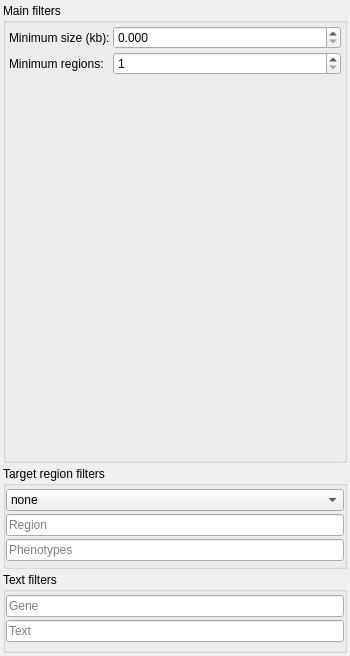
First picture: the form in src/GSvar/FilterWidgetCNV.ui, repository imgag/ngs-bits, before the edit.
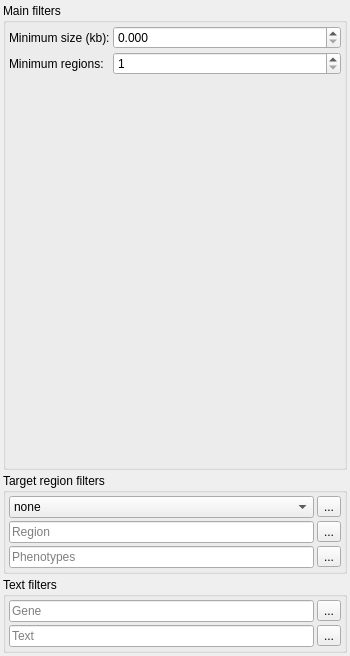
Second picture: the form after the edit. Custom widgets are drawn as their Qt base class.

```diff
--- a/src/GSvar/FilterWidgetCNV.ui
+++ b/src/GSvar/FilterWidgetCNV.ui
@@ -122,24 +122,24 @@
      <property name="flat">
       <bool>true</bool>
      </property>
-     <layout class="QVBoxLayout" name="verticalLayout_2">
-      <property name="spacing">
-       <number>3</number>
-      </property>
+     <layout class="QGridLayout" name="gridLayout">
       <property name="leftMargin">
-       <number>0</number>
+       <number>3</number>
       </property>
       <property name="topMargin">
        <number>3</number>
       </property>
       <property name="rightMargin">
-       <number>0</number>
+       <number>3</number>
       </property>
       <property name="bottomMargin">
-       <number>5</number>
+       <number>3</number>
       </property>
-      <item>
-       <widget class="QComboBox" name="rois">
+      <property name="spacing">
+       <number>3</number>
+      </property>
+      <item row="0" column="0">
+       <widget class="QComboBox" name="roi">
         <property name="contextMenuPolicy">
          <enum>Qt::CustomContextMenu</enum>
         </property>
@@ -159,7 +159,7 @@
         </item>
        </widget>
       </item>
-      <item>
+      <item row="1" column="0">
        <widget class="QLineEdit" name="region">
         <property name="contextMenuPolicy">
          <enum>Qt::CustomContextMenu</enum>
@@ -175,8 +175,8 @@
         </property>
        </widget>
       </item>
-      <item>
-       <widget class="ClickableLineEdit" name="hpo_terms">
+      <item row="2" column="0">
+       <widget class="ClickableLineEdit" name="hpo">
         <property name="contextMenuPolicy">
          <enum>Qt::CustomContextMenu</enum>
         </property>
@@ -194,6 +194,27 @@
         </property>
        </widget>
       </item>
+      <item row="0" column="1">
+       <widget class="QToolButton" name="roi_import">
+        <property name="text">
+         <string>...</string>
+        </property>
+       </widget>
+      </item>
+      <item row="1" column="1">
+       <widget class="QToolButton" name="region_import">
+        <property name="text">
+         <string>...</string>
+        </property>
+       </widget>
+      </item>
+      <item row="2" column="1">
+       <widget class="QToolButton" name="hpo_import">
+        <property name="text">
+         <string>...</string>
+        </property>
+       </widget>
+      </item>
      </layout>
     </widget>
    </item>
@@ -205,23 +226,23 @@
      <property name="flat">
       <bool>true</bool>
      </property>
-     <layout class="QVBoxLayout" name="verticalLayout_5">
-      <property name="spacing">
-       <number>3</number>
-      </property>
+     <layout class="QGridLayout" name="gridLayout_2">
       <property name="leftMargin">
-       <number>0</number>
+       <number>3</number>
       </property>
       <property name="topMargin">
        <number>3</number>
       </property>
       <property name="rightMargin">
-       <number>0</number>
+       <number>3</number>
       </property>
       <property name="bottomMargin">
-       <number>8</number>
+       <number>3</number>
       </property>
-      <item>
+      <property name="spacing">
+       <number>3</number>
+      </property>
+      <item row="0" column="0">
        <widget class="QLineEdit" name="gene">
         <property name="contextMenuPolicy">
          <enum>Qt::CustomContextMenu</enum>
@@ -237,7 +258,7 @@
         </property>
        </widget>
       </item>
-      <item>
+      <item row="1" column="0">
        <widget class="QLineEdit" name="text">
         <property name="contextMenuPolicy">
          <enum>Qt::CustomContextMenu</enum>
@@ -256,6 +277,20 @@
         </property>
        </widget>
       </item>
+      <item row="0" column="1">
+       <widget class="QToolButton" name="gene_import">
+        <property name="text">
+         <string>...</string>
+        </property>
+       </widget>
+      </item>
+      <item row="1" column="1">
+       <widget class="QToolButton" name="text_import">
+        <property name="text">
+         <string>...</string>
+        </property>
+       </widget>
+      </item>
      </layout>
     </widget>
    </item>
```
